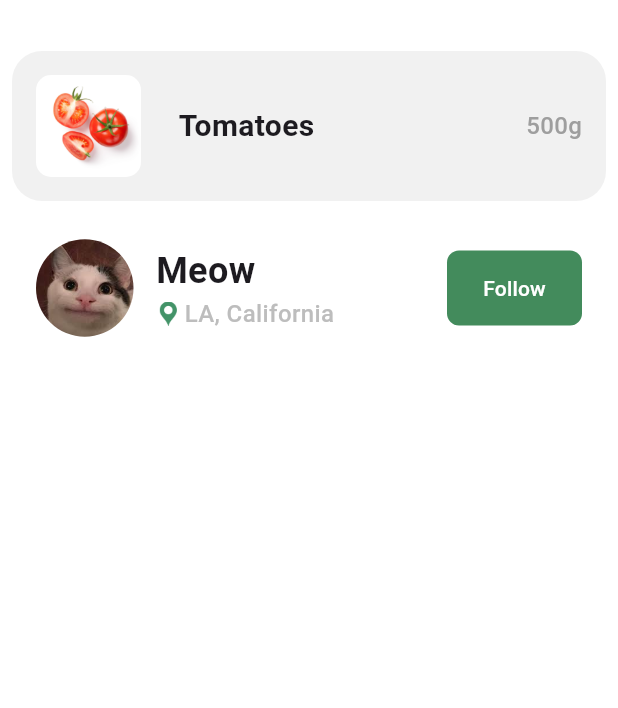
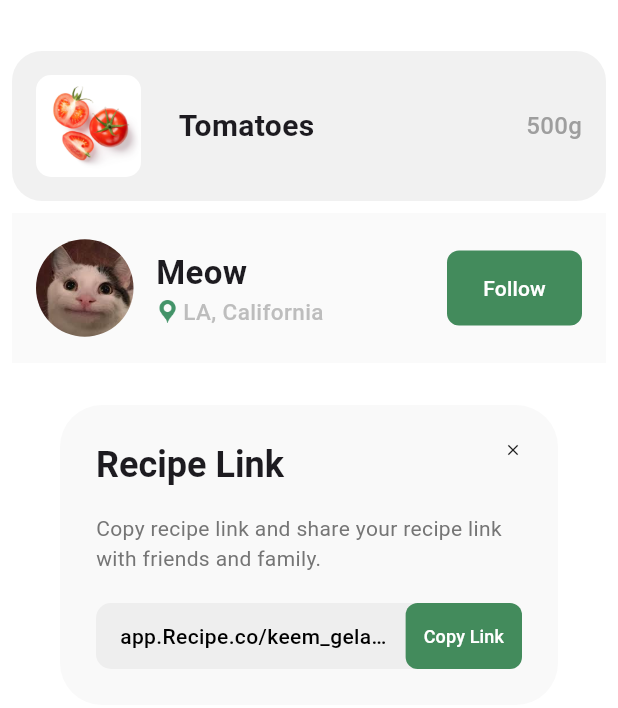
Before and after one commit to eqqmayo/food-recipe-app, a Flutter app: the screen it shows after launch, on a phone screen of 412 x 824 dp. Shown: the top 708 px of the screen. Run offline on Flutter 3.47's test engine with Material 3 defaults, Android fonts, the phone set to English and light mode, and no system bars; our stand-ins replace freezed_annotation.

Commit message:
feat: [Pop-up dialog] AlertDialog, Positioned, Stack 연습

```diff
--- a/lib/main.dart
+++ b/lib/main.dart
@@ -3,6 +3,7 @@ import 'package:food_recipe_app/data/model/ingredient.dart';
 import 'package:food_recipe_app/data/model/profile.dart';
 import 'package:food_recipe_app/presentation/component/creator_profile.dart';
 import 'package:food_recipe_app/presentation/component/ingredient_item.dart';
+import 'package:food_recipe_app/presentation/component/pop_up_dialog.dart';
 
 void main() {
   runApp(const MainApp());
@@ -38,6 +39,7 @@ class _MainAppState extends State<MainApp> {
                 location: 'LA, California',
               ),
             ),
+            PopUpDialog(url: 'app.Recipe.co/keem_gelato')
           ],
         ),
       ),
--- a/lib/presentation/component/creator_profile.dart
+++ b/lib/presentation/component/creator_profile.dart
@@ -14,6 +14,7 @@ class CreatorProfile extends StatelessWidget {
     return Padding(
       padding: const EdgeInsets.only(top: 4, bottom: 4, left: 8, right: 8),
       child: Container(
+        color: Color.fromARGB(170, 247, 247, 247),
         height: 100,
         padding: const EdgeInsets.only(left: 16, right: 16),
         child: Row(
@@ -30,15 +31,15 @@ class CreatorProfile extends StatelessWidget {
                 ),
               ),
             ),
-            SizedBox(width: 15),
+            const SizedBox(width: 15),
             Column(
               mainAxisAlignment: MainAxisAlignment.center,
               crossAxisAlignment: CrossAxisAlignment.start,
               children: [
                 Text(
                   profile.name,
-                  style: TextStyle(
-                    fontSize: 24,
+                  style: const TextStyle(
+                    fontSize: 22,
                     fontWeight: FontWeight.bold,
                   ),
                 ),
@@ -46,14 +47,14 @@ class CreatorProfile extends StatelessWidget {
                   children: [
                     Image.asset(
                       'assets/gps.png',
-                      height: 16,
-                      width: 16,
+                      height: 15,
+                      width: 15,
                     ),
-                    SizedBox(width: 3),
+                    const SizedBox(width: 3),
                     Text(
                       profile.location,
                       style: TextStyle(
-                        fontSize: 16,
+                        fontSize: 15,
                         color: Colors.grey[400],
                         fontWeight: FontWeight.w500,
                       ),
@@ -62,20 +63,20 @@ class CreatorProfile extends StatelessWidget {
                 )
               ],
             ),
-            Spacer(),
+            const Spacer(),
             SizedBox(
               height: 50,
               width: 90,
               child: TextButton(
                 onPressed: () {},
-                child: Text('Follow'),
                 style: TextButton.styleFrom(
-                  backgroundColor: Color.fromARGB(255, 67, 139, 92),
+                  backgroundColor: const Color.fromARGB(255, 67, 139, 92),
                   foregroundColor: Colors.white,
                   shape: RoundedRectangleBorder(
                     borderRadius: BorderRadius.circular(8),
                   ),
                 ),
+                child: const Text('Follow'),
               ),
             ),
           ],
--- a/lib/presentation/component/ingredient_item.dart
+++ b/lib/presentation/component/ingredient_item.dart
@@ -17,7 +17,7 @@ class IngredientItem extends StatelessWidget {
         height: 100,
         padding: const EdgeInsets.all(16),
         decoration: BoxDecoration(
-          color: Color.fromARGB(255, 241, 241, 241),
+          color: const Color.fromARGB(255, 241, 241, 241),
           borderRadius: BorderRadius.circular(20),
         ),
         child: Row(
--- /dev/null
+++ b/lib/presentation/component/pop_up_dialog.dart
@@ -0,0 +1,94 @@
+import 'package:flutter/material.dart';
+
+class PopUpDialog extends StatelessWidget {
+  final String url;
+
+  const PopUpDialog({
+    super.key,
+    required this.url,
+  });
+
+  @override
+  Widget build(BuildContext context) {
+    return AlertDialog(
+      contentPadding: const EdgeInsets.fromLTRB(24, 16, 24, 24),
+      title: Stack(
+        children: [
+          const Text(
+            'Recipe Link',
+            style: TextStyle(
+              fontWeight: FontWeight.bold,
+            ),
+          ),
+          Positioned(
+            right: 0,
+            top: 0,
+            child: GestureDetector(
+              onTap: () {
+                Navigator.of(context).pop();
+              },
+              child: Container(
+                decoration: const BoxDecoration(
+                  shape: BoxShape.circle,
+                ),
+                child: const Icon(Icons.close, size: 12, color: Colors.black87),
+              ),
+            ),
+          )
+        ],
+      ),
+      content: Column(
+        crossAxisAlignment: CrossAxisAlignment.start,
+        children: [
+          Text(
+            'Copy recipe link and share your recipe link with friends and family.',
+            style: TextStyle(
+              color: Colors.grey[600],
+            ),
+          ),
+          const SizedBox(height: 20),
+          Container(
+            padding: const EdgeInsets.only(left: 16),
+            decoration: BoxDecoration(
+              color: Colors.grey[200],
+              borderRadius: BorderRadius.circular(10),
+            ),
+            child: Row(
+              children: [
+                Expanded(
+                  child: Text(
+                    url,
+                    style: const TextStyle(
+                        color: Colors.black, fontWeight: FontWeight.w500),
+                    overflow: TextOverflow.ellipsis,
+                  ),
+                ),
+                const SizedBox(width: 10),
+                SizedBox(
+                  height: 44,
+                  child: TextButton(
+                    onPressed: () {
+                      print('링크가 복사되었습니다.');
+                    },
+                    style: TextButton.styleFrom(
+                      backgroundColor: const Color.fromARGB(255, 67, 139, 92),
+                      foregroundColor: Colors.white,
+                      shape: RoundedRectangleBorder(
+                        borderRadius: BorderRadius.circular(8),
+                      ),
+                    ),
+                    child: const Text(
+                      'Copy Link',
+                      style: TextStyle(fontSize: 12),
+                    ),
+                  ),
+                ),
+              ],
+            ),
+          ),
+        ],
+      ),
+      backgroundColor: const Color.fromARGB(255, 249, 249, 249),
+    );
+  }
+}
```
